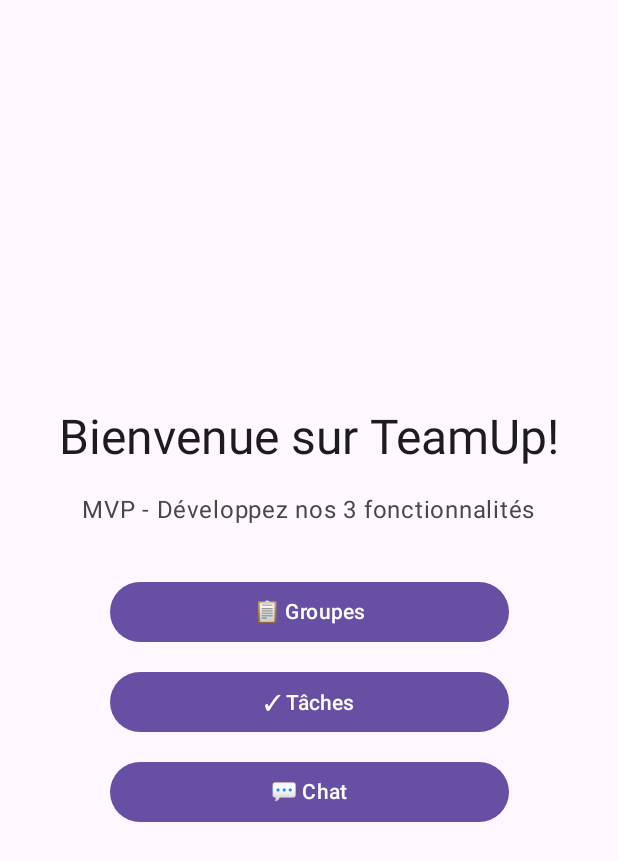
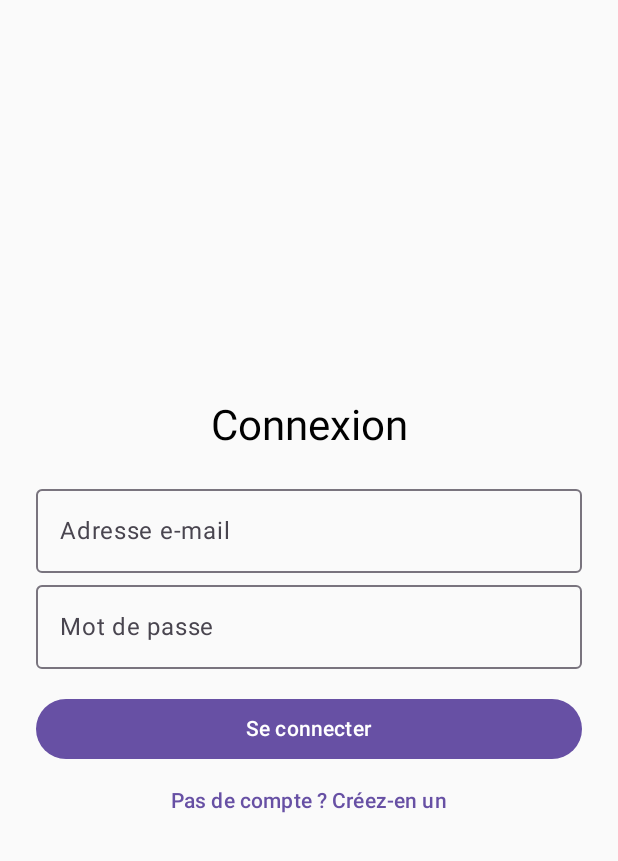
Before and after one commit to PumpeDie/teamup, an Android app built with Jetpack Compose: the screen it shows after launch (MainActivity), on a phone screen of 412 x 824 dp. Shown: the top 861 px of the screen. Run offline under Robolectric (Android 15) with nearby library versions, the phone set to English and light mode, and no system bars; our stand-ins replace Firebase (no records; nobody signed in at launch, a user with empty details on screens opened directly).

Commit message:
feat(login): implement full login screen with validation, navigation, and Firebase session

```diff
--- a/app/build.gradle.kts
+++ b/app/build.gradle.kts
@@ -56,6 +56,11 @@ dependencies {
     implementation(libs.androidx.compose.ui.tooling.preview)
     implementation(libs.androidx.compose.material3)
     implementation(libs.firebase.database)
+    implementation(platform("com.google.firebase:firebase-bom:33.5.1"))
+    implementation("com.google.firebase:firebase-auth-ktx")
+    implementation("com.google.firebase:firebase-database-ktx")
+    implementation(libs.androidx.navigation.compose)
+
 
     // Tests
     testImplementation(libs.junit)
--- a/app/src/main/java/com/teamup/app/MainActivity.kt
+++ b/app/src/main/java/com/teamup/app/MainActivity.kt
@@ -10,10 +10,16 @@ import androidx.compose.runtime.*
 import androidx.compose.ui.Alignment
 import androidx.compose.ui.Modifier
 import androidx.compose.ui.unit.dp
+import androidx.navigation.compose.NavHost
+import androidx.navigation.compose.composable
+import androidx.navigation.compose.rememberNavController
 import com.google.firebase.Firebase
 import com.google.firebase.FirebaseApp
+import com.google.firebase.auth.FirebaseAuth
 
 import com.google.firebase.database.FirebaseDatabase
+import com.teamup.app.ui.screens.home.MainScreen
+import com.teamup.app.ui.screens.login.LoginScreen
 
 /**
  * MainActivity - Point d'entrée de TeamUp avec Jetpack Compose
@@ -29,69 +35,33 @@ class MainActivity : ComponentActivity() {
         val database = FirebaseDatabase.getInstance()
 
         setContent {
-            MaterialTheme {
-                MainScreen()
-            }
+            AppNavigation()
         }
     }
 }
 
-/**
- * Écran principal de l'app
- */
+
+
 @Composable
-fun MainScreen() {
-    Surface(
-        modifier = Modifier.fillMaxSize(),
-        color = MaterialTheme.colorScheme.background
+fun AppNavigation() {
+    val navController = rememberNavController()
+
+    // Détermine la page de démarrage selon la session Firebase
+    val startDestination = if (FirebaseAuth.getInstance().currentUser != null) {
+        "home"
+    } else {
+        "login"
+    }
+
+    NavHost(
+        navController = navController,
+        startDestination = startDestination
     ) {
-        Column(
-            modifier = Modifier
-                .fillMaxSize()
-                .padding(16.dp),
-            horizontalAlignment = Alignment.CenterHorizontally,
-            verticalArrangement = Arrangement.Center
-        ) {
-            Text(
-                text = "Bienvenue sur TeamUp!",
-                style = MaterialTheme.typography.headlineLarge
-            )
-
-            Spacer(modifier = Modifier.height(16.dp))
-
-            Text(
-                text = "MVP - Développez nos 3 fonctionnalités",
-                style = MaterialTheme.typography.bodyLarge,
-                color = MaterialTheme.colorScheme.onSurfaceVariant
-            )
-
-            Spacer(modifier = Modifier.height(32.dp))
-
-            // Boutons pour les 3 fonctionnalités
-            Button(
-                onClick = { /* TODO: Navigation vers Groupes */ },
-                modifier = Modifier.fillMaxWidth(0.7f)
-            ) {
-                Text("📋 Groupes")
-            }
-
-            Spacer(modifier = Modifier.height(12.dp))
-
-            Button(
-                onClick = { /* TODO: Navigation vers Tâches */ },
-                modifier = Modifier.fillMaxWidth(0.7f)
-            ) {
-                Text("✓ Tâches")
-            }
-
-            Spacer(modifier = Modifier.height(12.dp))
-
-            Button(
-                onClick = { /* TODO: Navigation vers Chat */ },
-                modifier = Modifier.fillMaxWidth(0.7f)
-            ) {
-                Text("💬 Chat")
-            }
+        composable("login") {
+            LoginScreen(navController)
+        }
+        composable("home") {
+            MainScreen(navController)
         }
     }
 }
--- /dev/null
+++ b/app/src/main/java/com/teamup/app/ui/screens/login/LoginScreen.kt
@@ -0,0 +1,184 @@
+package com.teamup.app.ui.screens.login
+
+import android.util.Log
+import androidx.compose.foundation.layout.*
+import androidx.compose.material3.*
+import androidx.compose.runtime.*
+import androidx.compose.ui.Alignment
+import androidx.compose.ui.Modifier
+import androidx.compose.ui.text.input.PasswordVisualTransformation
+import androidx.compose.ui.unit.dp
+import androidx.navigation.NavController
+import com.google.firebase.auth.FirebaseAuth
+import com.google.firebase.auth.FirebaseAuthException
+import com.google.firebase.auth.FirebaseAuthInvalidCredentialsException
+import com.google.firebase.auth.FirebaseAuthInvalidUserException
+import com.google.firebase.auth.FirebaseAuthUserCollisionException
+
+
+fun isValidPassword(password: String): Pair<Boolean, String> {
+    if (password.length < 6) return Pair(false, "Le mot de passe doit contenir au moins 6 caractères")
+    if (!password.any { it.isUpperCase() }) return Pair(false, "Le mot de passe doit contenir au moins une majuscule")
+    if (!password.any { it.isLowerCase() }) return Pair(false, "Le mot de passe doit contenir au moins une minuscule")
+    if (!password.any { it.isDigit() }) return Pair(false, "Le mot de passe doit contenir au moins un chiffre")
+    if (!password.any { "!@#\$%^&*()-_=+[]{};:'\",.<>?/|\\~`".contains(it) })
+        return Pair(false, "Le mot de passe doit contenir au moins un caractère spécial")
+    return Pair(true, "")
+}
+
+
+
+fun getFriendlyFirebaseAuthError(e: Exception): String {
+    Log.d("TAG", e.toString())
+    return when (e) {
+        is FirebaseAuthInvalidUserException -> "Aucun compte trouvé avec cet e-mail."
+        is FirebaseAuthInvalidCredentialsException -> "Mot de passe incorrect."
+        is FirebaseAuthUserCollisionException -> "Cette adresse mail est déjà associé à un compte"
+        is FirebaseAuthException -> "Erreur d’authentification, veuillez réessayer."
+        else -> "Une erreur est survenue : ${e.localizedMessage}"
+    }
+}
+
+
+
+
+
+
+@Composable
+fun LoginScreen(
+    navController: NavController,
+    auth: FirebaseAuth = FirebaseAuth.getInstance()
+) {
+    var email by remember { mutableStateOf("") }
+    var password by remember { mutableStateOf("") }
+    var isLoginMode by remember { mutableStateOf(true) } // true = login, false = register
+    var message by remember { mutableStateOf("") }
+    var isLoading by remember { mutableStateOf(false) }
+
+    Column(
+        modifier = Modifier
+            .fillMaxSize()
+            .padding(24.dp),
+        horizontalAlignment = Alignment.CenterHorizontally,
+        verticalArrangement = Arrangement.Center
+    ) {
+        Text(
+            text = if (isLoginMode) "Connexion" else "Inscription",
+            style = MaterialTheme.typography.headlineMedium
+        )
+
+        Spacer(modifier = Modifier.height(16.dp))
+
+        OutlinedTextField(
+            value = email,
+            onValueChange = { email = it },
+            label = { Text("Adresse e-mail") },
+            singleLine = true,
+            modifier = Modifier.fillMaxWidth()
+        )
+
+        OutlinedTextField(
+            value = password,
+            onValueChange = { password = it },
+            label = { Text("Mot de passe") },
+            singleLine = true,
+            visualTransformation = PasswordVisualTransformation(),
+            modifier = Modifier.fillMaxWidth()
+        )
+
+        if (message.isNotEmpty()) {
+            Text(
+                text = message,
+                color = MaterialTheme.colorScheme.primary,
+                modifier = Modifier.padding(top = 16.dp)
+            )
+        }
+
+        Spacer(modifier = Modifier.height(16.dp))
+
+        Button(
+            onClick = {
+                isLoading = true
+                if (isLoginMode) {
+                    signInUser(auth, email, password, navController) { message = it; isLoading = false }
+                } else {
+                    val (valid, errorMsg) = isValidPassword(password)
+                    if (!valid) {
+                        message = errorMsg
+                        isLoading = false
+                    } else {
+                        registerUser(auth, email, password, navController) { message = it; isLoading = false }
+                    }
+                }
+            },
+            modifier = Modifier.fillMaxWidth(),
+            enabled = !isLoading
+        )  {
+            Text(if (isLoginMode) "Se connecter" else "Créer un compte")
+        }
+
+        TextButton(onClick = { isLoginMode = !isLoginMode }) {
+            Text(
+                if (isLoginMode)
+                    "Pas de compte ? Créez-en un"
+                else
+                    "Déjà un compte ? Connectez-vous"
+            )
+        }
+
+        if (isLoading) {
+            Spacer(modifier = Modifier.height(16.dp))
+            CircularProgressIndicator()
+        }
+    }
+}
+
+private fun signInUser(
+    auth: FirebaseAuth,
+    email: String,
+    password: String,
+    navController: NavController,
+    onResult: (String) -> Unit
+) {
+    if (email.isBlank() || password.isBlank()) {
+        onResult("Veuillez remplir tous les champs")
+        return
+    }
+
+    auth.signInWithEmailAndPassword(email, password)
+        .addOnSuccessListener {
+            onResult("Connexion réussie")
+            // Redirige vers Home et supprime l’écran de login
+            navController.navigate("home") {
+                popUpTo("login") { inclusive = true }
+            }
+        }
+        .addOnFailureListener { exception ->
+            onResult(getFriendlyFirebaseAuthError(exception))
+        }
+}
+
+private fun registerUser(
+    auth: FirebaseAuth,
+    email: String,
+    password: String,
+    navController: NavController,
+    onResult: (String) -> Unit
+) {
+    if (email.isBlank() || password.isBlank()) {
+        onResult("Veuillez remplir tous les champs")
+        return
+    }
+
+    auth.createUserWithEmailAndPassword(email, password)
+        .addOnSuccessListener {
+            onResult("Compte créé")
+            // 🔥 Redirige vers Home automatiquement après inscription
+            navController.navigate("home") {
+                popUpTo("login") { inclusive = true }
+            }
+        }
+        .addOnFailureListener { exception ->
+            onResult(getFriendlyFirebaseAuthError(exception))
+        }
+}
--- a/build.gradle.kts
+++ b/build.gradle.kts
@@ -2,6 +2,6 @@
 plugins {
     alias(libs.plugins.android.application) apply false
     alias(libs.plugins.kotlin.android) apply false
-    alias(libs.plugins.kotlin.compose) apply false
+    alias(libs.plugins.kotlin.compose) apply true
     alias(libs.plugins.google.gms.google.services) apply false
 }
--- a/gradle/libs.versions.toml
+++ b/gradle/libs.versions.toml
@@ -1,5 +1,6 @@
 [versions]
 agp = "8.13.0"
+firebaseBom = "33.5.1"
 kotlin = "2.0.21"
 coreKtx = "1.17.0"
 junit = "4.13.2"
@@ -10,9 +11,12 @@ activityCompose = "1.11.0"
 composeBom = "2024.09.00"
 googleGmsGoogleServices = "4.4.4"
 firebaseDatabase = "22.0.1"
+navigationCompose = "2.9.6"
 
 [libraries]
 androidx-core-ktx = { group = "androidx.core", name = "core-ktx", version.ref = "coreKtx" }
+firebase-auth-ktx = { module = "com.google.firebase:firebase-auth-ktx" }
+firebase-bom = { module = "com.google.firebase:firebase-bom", version.ref = "firebaseBom" }
 junit = { group = "junit", name = "junit", version.ref = "junit" }
 androidx-junit = { group = "androidx.test.ext", name = "junit", version.ref = "junitVersion" }
 androidx-espresso-core = { group = "androidx.test.espresso", name = "espresso-core", version.ref = "espressoCore" }
@@ -27,6 +31,7 @@ androidx-compose-ui-test-manifest = { group = "androidx.compose.ui", name = "ui-
 androidx-compose-ui-test-junit4 = { group = "androidx.compose.ui", name = "ui-test-junit4" }
 androidx-compose-material3 = { group = "androidx.compose.material3", name = "material3" }
 firebase-database = { group = "com.google.firebase", name = "firebase-database", version.ref = "firebaseDatabase" }
+androidx-navigation-compose = { group = "androidx.navigation", name = "navigation-compose", version.ref = "navigationCompose" }
 
 [plugins]
 android-application = { id = "com.android.application", version.ref = "agp" }
```
Also changed, not shown: app/src/main/java/com/teamup/app/ui/screens/home/HomeScreen.kt (added, +79 -0 lines).
